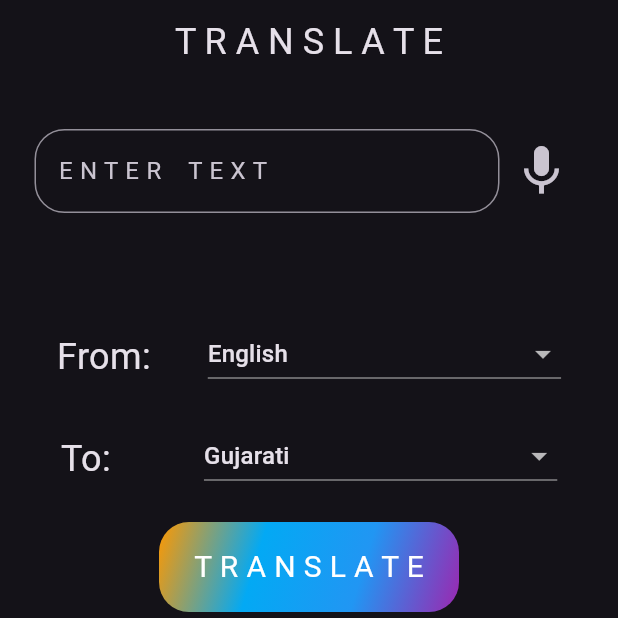
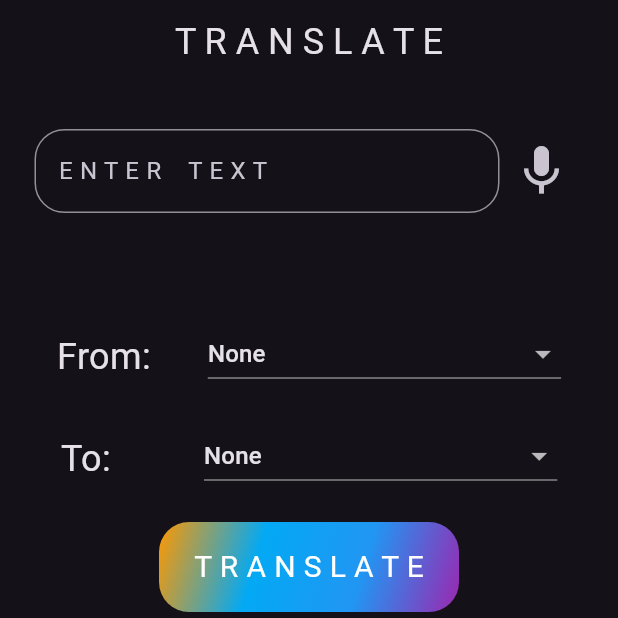
Before and after one commit to shuklamanan/translator, a Flutter app: the screen it shows after launch, after a tap on "T R A N S L A T E", on a phone screen of 412 x 824 dp, the top half of it. Run offline on Flutter 3.47's test engine with Material 3 defaults, Android fonts, the phone set to English and light mode, and no system bars; our stand-ins replace share_plus; network calls fail.

Commit message:
audio permission

```diff
--- a/lib/Pages/Homepage.dart
+++ b/lib/Pages/Homepage.dart
@@ -13,9 +13,10 @@ class HomePage extends StatefulWidget {
 
 class _HomePageState extends State<HomePage> {
   final _translatestring = TextEditingController();
+  final SpeechToText _speechtotext = SpeechToText();
   final _formkey = GlobalKey<FormState>();
-  String dropdefaultvalue1 = "English";
-  String dropdefaultvalue2 = "Gujarati";
+  String dropdefaultvalue1 = "None";
+  String dropdefaultvalue2 = "None";
   late Future<String> output;
   String temp = "";
   @override
@@ -28,7 +29,8 @@ class _HomePageState extends State<HomePage> {
           style: TextStyle(fontSize: 24, fontWeight: FontWeight.w400),
         )),
       ),
-      body: SingleChildScrollView(
+      body: SafeArea(
+        child: SingleChildScrollView(
           scrollDirection: Axis.vertical,
           child: Container(
             child: Column(
@@ -89,8 +91,8 @@ class _HomePageState extends State<HomePage> {
                       elevation: 10,
                       dropdownColor: const Color.fromARGB(255, 1, 175, 244),
                       borderRadius: BorderRadius.circular(10),
-                    items:
-                        language.map<DropdownMenuItem<String>>((String value) {
+                      items: language
+                          .map<DropdownMenuItem<String>>((String value) {
                         return DropdownMenuItem<String>(
                           value: value,
                           child: Text(value),
@@ -123,8 +125,8 @@ class _HomePageState extends State<HomePage> {
                       elevation: 10,
                       dropdownColor: const Color.fromARGB(255, 1, 175, 244),
                       borderRadius: BorderRadius.circular(10),
-                    items:
-                        language.map<DropdownMenuItem<String>>((String value) {
+                      items: language
+                          .map<DropdownMenuItem<String>>((String value) {
                         return DropdownMenuItem<String>(
                           value: value,
                           child: Text(value),
@@ -147,7 +149,8 @@ class _HomePageState extends State<HomePage> {
                         !_formkey.currentState!.validate()) {
                       ScaffoldMessenger.of(context).showSnackBar(
                         SnackBar(
-                        backgroundColor: const Color.fromARGB(255, 1, 175, 244),
+                          backgroundColor:
+                              const Color.fromARGB(255, 1, 175, 244),
                           shape: OutlineInputBorder(
                             borderRadius: BorderRadius.circular(10),
                             borderSide: const BorderSide(
@@ -162,9 +165,28 @@ class _HomePageState extends State<HomePage> {
                         ),
                       );
                       _translatestring.text = '';
+                    } else if (dropdefaultvalue1 == "None" ||
+                        dropdefaultvalue2 == "None") {
+                      ScaffoldMessenger.of(context).showSnackBar(
+                        SnackBar(
+                          backgroundColor:
+                              const Color.fromARGB(255, 1, 175, 244),
+                          shape: OutlineInputBorder(
+                            borderRadius: BorderRadius.circular(10),
+                            borderSide: const BorderSide(
+                              color: Colors.transparent,
+                            ),
+                          ),
+                          elevation: 20,
+                          content: const Text(
+                            'Please enter valid value from dropdown',
+                            style: TextStyle(color: Colors.white),
+                          ),
+                        ),
+                      );
                     } else {
-                    output = translate(_translatestring.text, dropdefaultvalue1,
-                        dropdefaultvalue2);
+                      output = translate(_translatestring.text,
+                          dropdefaultvalue1, dropdefaultvalue2);
                       print("------------------------");
                       print(output);
                     }
@@ -311,6 +333,7 @@ class _HomePageState extends State<HomePage> {
             ),
           ),
         ),
+      ),
     );
   }
 }
--- a/lib/constants/constants.dart
+++ b/lib/constants/constants.dart
@@ -110,7 +110,8 @@ List<String> language = [
   "Xhosa",
   "Yiddish",
   "Yoruba",
-  "Zulu"
+  "Zulu",
+  "None"
 ];
 
 Map<String, String> map = {
--- a/lib/service/service.dart
+++ b/lib/service/service.dart
@@ -1,6 +1,4 @@
 import 'dart:convert';
-
-import 'package:flutter/material.dart';
 import 'package:translator/constants/api/api.dart';
 import 'package:http/http.dart' as http;
 import 'package:translator/constants/constants.dart';
--- a/pubspec.yaml
+++ b/pubspec.yaml
@@ -37,6 +37,7 @@ dependencies:
   cupertino_icons: ^1.0.6
   http: ^1.2.1
   share_plus: ^9.0.0
+  speech_to_text: ^6.6.2
 
 dev_dependencies:
   flutter_test:
```
Also changed, not shown: pubspec.lock, 4 other files. Lines whose indentation alone changed are shown as unchanged.
